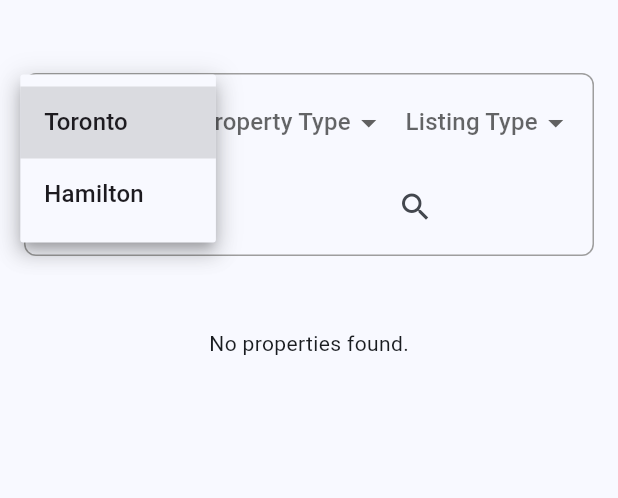
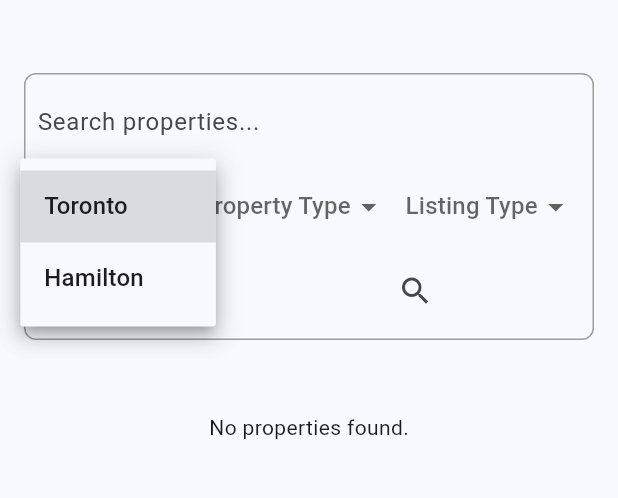
Before and after one commit to cheongchoi112/estates_house, a Flutter app: the screen it shows after launch, after a tap on "City", on a phone screen of 412 x 824 dp, the part 59-557 px from its top. Run offline on Flutter 3.47's test engine with Material 3 defaults, Android fonts, the light colour scheme and no system bars; our stand-ins replace dio, firebase_auth, firebase_core, get_it, google_fonts; accounts and stored records are empty; generated files the repository leaves out were written again.

Commit message:
Add PropertySearchBar widget and update landing page; remove obsolete SearchBar

```diff
--- a/analysis_options.yaml
+++ b/analysis_options.yaml
@@ -26,3 +26,7 @@ linter:
 
 # Additional information about this file can be found at
 # https://dart.dev/guides/language/analysis-options
+
+analyzer:
+  plugins:
+    - custom_lint
--- a/lib/presentation/ui/screens/landing_page.dart
+++ b/lib/presentation/ui/screens/landing_page.dart
@@ -2,6 +2,7 @@ import 'package:estates_house/domain/entities/property.dart';
 import 'package:estates_house/domain/services/i_property_service.dart';
 import 'package:estates_house/domain/services/i_user_session_service.dart';
 import 'package:estates_house/presentation/ui/widgets/property_list.dart';
+import 'package:estates_house/presentation/ui/widgets/property_search_bar.dart';
 import 'package:flutter/material.dart';
 import 'package:get_it/get_it.dart';
 
@@ -87,7 +88,7 @@ class _LandingPageState extends State<LandingPage> {
           children: [
             Padding(
               padding: const EdgeInsets.all(16.0),
-              child: SearchBar(
+              child: PropertySearchBar(
                 searchController: _searchController,
                 selectedCity: selectedCity,
                 selectedPropertyType: selectedPropertyType,
@@ -111,117 +112,3 @@ class _LandingPageState extends State<LandingPage> {
     );
   }
 }
-
-class SearchBar extends StatelessWidget {
-  final TextEditingController searchController;
-  final String? selectedCity;
-  final String? selectedPropertyType;
-  final String? selectedListingType;
-  final ValueChanged<String?> onCityChanged;
-  final ValueChanged<String?> onPropertyTypeChanged;
-  final ValueChanged<String?> onListingTypeChanged;
-  final VoidCallback onSearch;
-  final VoidCallback onClearFilters;
-
-  const SearchBar({
-    Key? key,
-    required this.searchController,
-    required this.selectedCity,
-    required this.selectedPropertyType,
-    required this.selectedListingType,
-    required this.onCityChanged,
-    required this.onPropertyTypeChanged,
-    required this.onListingTypeChanged,
-    required this.onSearch,
-    required this.onClearFilters,
-  }) : super(key: key);
-
-  @override
-  Widget build(BuildContext context) {
-    return Center(
-      child: Container(
-        width: 500, // Fixed width or adjust as needed
-        margin: const EdgeInsets.symmetric(vertical: 16),
-        padding: const EdgeInsets.all(8),
-        decoration: BoxDecoration(
-          border: Border.all(color: Colors.grey),
-          borderRadius: BorderRadius.circular(8),
-        ),
-        child: LayoutBuilder(
-          builder: (context, constraints) {
-            return Wrap(
-              spacing: 8,
-              runSpacing: 8,
-              alignment: WrapAlignment.spaceEvenly,
-              children: [
-                // Expanded(
-                //   child: TextField(
-                //     controller: searchController,
-                //     decoration: const InputDecoration(
-                //       hintText: 'Search properties...',
-                //       border: InputBorder.none,
-                //     ),
-                //   ),
-                // ),
-                DropdownButton<String>(
-                  alignment: Alignment.center,
-                  underline: const SizedBox(),
-                  hint: const Text('City', textAlign: TextAlign.center),
-                  value: selectedCity,
-                  items: ['Toronto', 'Hamilton']
-                      .map(
-                        (city) => DropdownMenuItem(
-                          value: city,
-                          child: Text(city, textAlign: TextAlign.center),
-                        ),
-                      )
-                      .toList(),
-                  onChanged: onCityChanged,
-                ),
-                DropdownButton<String>(
-                  alignment: Alignment.center,
-                  underline: const SizedBox(),
-                  hint:
-                      const Text('Property Type', textAlign: TextAlign.center),
-                  value: selectedPropertyType,
-                  items: ['House', 'Condo']
-                      .map(
-                        (type) => DropdownMenuItem(
-                          value: type,
-                          child: Text(type, textAlign: TextAlign.center),
-                        ),
-                      )
-                      .toList(),
-                  onChanged: onPropertyTypeChanged,
-                ),
-                DropdownButton<String>(
-                  alignment: Alignment.center,
-                  underline: const SizedBox(),
-                  hint: const Text('Listing Type', textAlign: TextAlign.center),
-                  value: selectedListingType,
-                  items: ['For Sale', 'For Rent']
-                      .map(
-                        (listing) => DropdownMenuItem(
-                          value: listing,
-                          child: Text(listing, textAlign: TextAlign.center),
-                        ),
-                      )
-                      .toList(),
-                  onChanged: onListingTypeChanged,
-                ),
-                IconButton(
-                  icon: const Icon(Icons.clear),
-                  onPressed: onClearFilters,
-                ),
-                IconButton(
-                  icon: const Icon(Icons.search),
-                  onPressed: onSearch,
-                ),
-              ],
-            );
-          },
-        ),
-      ),
-    );
-  }
-}
--- /dev/null
+++ b/lib/presentation/ui/widgets/property_search_bar.dart
@@ -0,0 +1,115 @@
+import 'package:flutter/material.dart';
+
+class PropertySearchBar extends StatelessWidget {
+  final TextEditingController searchController;
+  final String? selectedCity;
+  final String? selectedPropertyType;
+  final String? selectedListingType;
+  final ValueChanged<String?> onCityChanged;
+  final ValueChanged<String?> onPropertyTypeChanged;
+  final ValueChanged<String?> onListingTypeChanged;
+  final VoidCallback onSearch;
+  final VoidCallback onClearFilters;
+
+  const PropertySearchBar({
+    super.key,
+    required this.searchController,
+    required this.selectedCity,
+    required this.selectedPropertyType,
+    required this.selectedListingType,
+    required this.onCityChanged,
+    required this.onPropertyTypeChanged,
+    required this.onListingTypeChanged,
+    required this.onSearch,
+    required this.onClearFilters,
+  });
+
+  @override
+  Widget build(BuildContext context) {
+    return Center(
+      child: Container(
+        width: 500, // Fixed width or adjust as needed
+        margin: const EdgeInsets.symmetric(vertical: 16),
+        padding: const EdgeInsets.all(8),
+        decoration: BoxDecoration(
+          border: Border.all(color: Colors.grey),
+          borderRadius: BorderRadius.circular(8),
+        ),
+        child: LayoutBuilder(
+          builder: (context, constraints) {
+            return Wrap(
+              spacing: 8,
+              runSpacing: 8,
+              alignment: WrapAlignment.spaceEvenly,
+              children: [
+                Expanded(
+                  child: TextField(
+                    controller: searchController,
+                    decoration: const InputDecoration(
+                      hintText: 'Search properties...',
+                      border: InputBorder.none,
+                    ),
+                  ),
+                ),
+                DropdownButton<String>(
+                  alignment: Alignment.center,
+                  underline: const SizedBox(),
+                  hint: const Text('City', textAlign: TextAlign.center),
+                  value: selectedCity,
+                  items: ['Toronto', 'Hamilton']
+                      .map(
+                        (city) => DropdownMenuItem(
+                          value: city,
+                          child: Text(city, textAlign: TextAlign.center),
+                        ),
+                      )
+                      .toList(),
+                  onChanged: onCityChanged,
+                ),
+                DropdownButton<String>(
+                  alignment: Alignment.center,
+                  underline: const SizedBox(),
+                  hint:
+                      const Text('Property Type', textAlign: TextAlign.center),
+                  value: selectedPropertyType,
+                  items: ['House', 'Condo']
+                      .map(
+                        (type) => DropdownMenuItem(
+                          value: type,
+                          child: Text(type, textAlign: TextAlign.center),
+                        ),
+                      )
+                      .toList(),
+                  onChanged: onPropertyTypeChanged,
+                ),
+                DropdownButton<String>(
+                  alignment: Alignment.center,
+                  underline: const SizedBox(),
+                  hint: const Text('Listing Type', textAlign: TextAlign.center),
+                  value: selectedListingType,
+                  items: ['For Sale', 'For Rent']
+                      .map(
+                        (listing) => DropdownMenuItem(
+                          value: listing,
+                          child: Text(listing, textAlign: TextAlign.center),
+                        ),
+                      )
+                      .toList(),
+                  onChanged: onListingTypeChanged,
+                ),
+                IconButton(
+                  icon: const Icon(Icons.clear),
+                  onPressed: onClearFilters,
+                ),
+                IconButton(
+                  icon: const Icon(Icons.search),
+                  onPressed: onSearch,
+                ),
+              ],
+            );
+          },
+        ),
+      ),
+    );
+  }
+}
--- a/pubspec.yaml
+++ b/pubspec.yaml
@@ -45,6 +45,8 @@ dependencies:
   dio: ^5.7.0
   intl: ^0.19.0
   get_it: ^7.6.0
+  flutter_riverpod: ^2.6.1
+  riverpod_annotation: ^2.6.1
 dev_dependencies:
   flutter_test:
     sdk: flutter
@@ -55,6 +57,10 @@ dev_dependencies:
   # package. See that file for information about deactivating specific lint
   # rules and activating additional ones.
   flutter_lints: ^5.0.0
+  riverpod_generator: ^2.6.3
+  build_runner: ^2.4.13
+  custom_lint: ^0.7.0
+  riverpod_lint: ^2.6.3
 
 # For information on the generic Dart part of this file, see the
 # following page: https://dart.dev/tools/pub/pubspec
```
Also changed, not shown: pubspec.lock, 1 other file.
